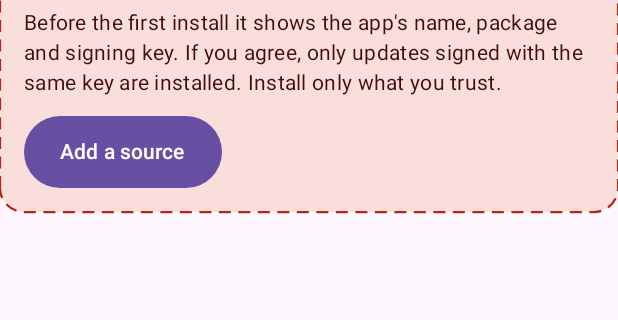
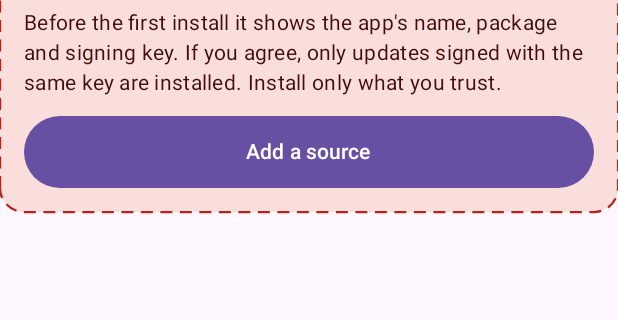
Before and after one commit to marybezuhla/komora, an Android app built with Jetpack Compose: the composable AddedIntro called with empty values, on a phone screen of 412 x 824 dp, the part 64-384 px from its top. Run offline under Robolectric (Android 15) with nearby library versions, the phone set to English and light mode, and no system bars; network calls fail.

Commit message:
Store pictures: details on a full page, night qualifier; intro buttons full width
Co-Authored-By: Claude Opus 5.5 <noreply@anthropic.com>

```diff
--- a/app/src/main/java/ua/komora/ui/ListScreen.kt
+++ b/app/src/main/java/ua/komora/ui/ListScreen.kt
@@ -755,10 +755,11 @@ private fun AddedIntro(onAdd: () -> Unit, onShare: (() -> Unit)?) {
         Spacer(Modifier.height(6.dp))
         Text(stringResource(R.string.added_intro_text), style = MaterialTheme.typography.bodyMedium, color = scheme.onErrorContainer)
         Spacer(Modifier.height(12.dp))
-        Row(horizontalArrangement = Arrangement.spacedBy(10.dp)) {
-            Button(onClick = onAdd, modifier = Modifier.heightIn(min = 48.dp)) { Text(stringResource(R.string.add_source)) }
+        // One under the other, the whole width: the words never wrap inside a button
+        Column(verticalArrangement = Arrangement.spacedBy(8.dp)) {
+            Button(onClick = onAdd, modifier = Modifier.fillMaxWidth().heightIn(min = 48.dp)) { Text(stringResource(R.string.add_source)) }
             // The list as links, to move it to another phone ("Add a source" there takes them all at once)
-            if (onShare != null) OutlinedButton(onClick = onShare, modifier = Modifier.heightIn(min = 48.dp)) {
+            if (onShare != null) OutlinedButton(onClick = onShare, modifier = Modifier.fillMaxWidth().heightIn(min = 48.dp)) {
                 Text(stringResource(R.string.share_sources))
             }
         }
```
Also changed, not shown: app/src/main/java/ua/komora/ui/SourcesUi.kt (+6 -2 lines), 1 other file.
